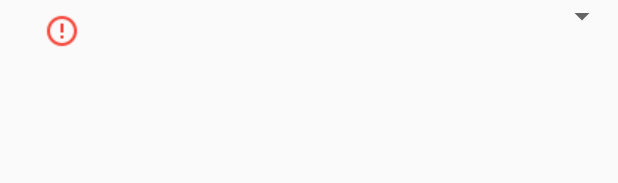
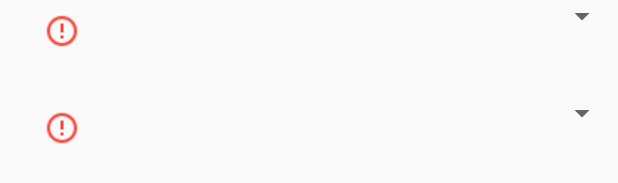
Before and after one commit to petsoftware/PETSHOW-MOBILE, an Android app: the layout content_perfil_adocao.xml on its own in the app's theme, with its tools: preview values and no code run, on a phone screen of 412 x 824 dp. Shown: the part 224-407 px from the top of the screen. Run offline under Robolectric (Android 15) with nearby library versions, the phone set to English and light mode, and no system bars.

Commit message:
Por spinner para ativar o inativar o perfil.

```diff
--- a/app/src/main/res/layout/content_perfil_adocao.xml
+++ b/app/src/main/res/layout/content_perfil_adocao.xml
@@ -97,5 +97,35 @@
             android:paddingTop="10dp" />
     </LinearLayout>
 
+    <LinearLayout
+        android:layout_width="match_parent"
+        android:layout_height="wrap_content"
+        android:orientation="horizontal"
+        android:paddingBottom="@dimen/DistanciaEntreCamposM">
+
+    </LinearLayout>
+
+    <LinearLayout
+        android:layout_width="match_parent"
+        android:layout_height="wrap_content"
+        android:orientation="horizontal"
+        android:paddingBottom="@dimen/DistanciaEntreCamposM">
+
+        <ImageView
+            android:id="@+id/perfilAdocao_ivFlAtivo"
+            android:layout_width="match_parent"
+            android:layout_height="wrap_content"
+            android:layout_weight="0.8"
+            android:paddingTop="10dp"
+            app:srcCompat="@drawable/alert_circle_outline" />
+
+        <Spinner
+            android:id="@+id/perfilAdocao_spFlAtivo"
+            android:layout_width="match_parent"
+            android:layout_height="wrap_content"
+            android:layout_weight="0.2"
+            android:paddingTop="10dp" />
+    </LinearLayout>
+
 
 </LinearLayout>
```
Also changed, not shown: app/src/main/java/br/com/petshow/activity/PerfilAdocaoActivity.java (+44 -3 lines), app/src/main/res/drawable-ldpi/ic_checked.png (added), app/src/main/res/drawable-ldpi/ic_unchecked.png (added), app/src/main/res/drawable-mdpi/ic_checked.png (added), app/src/main/res/drawable-mdpi/ic_unchecked.png (added), app/src/main/res/drawable-xhdpi/ic_checked.png (added), app/src/main/res/drawable-xhdpi/ic_unchecked.png (added), app/src/main/res/drawable-xxhdpi/ic_checked.png (added), app/src/main/res/drawable-xxhdpi/ic_unchecked.png (added).
